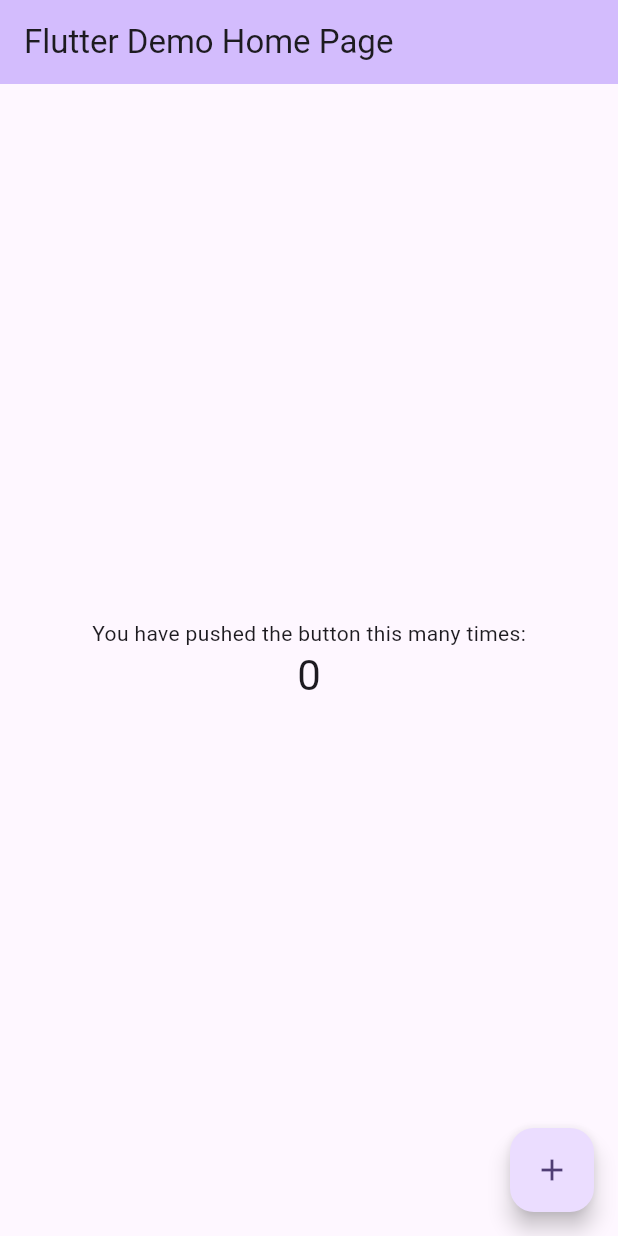
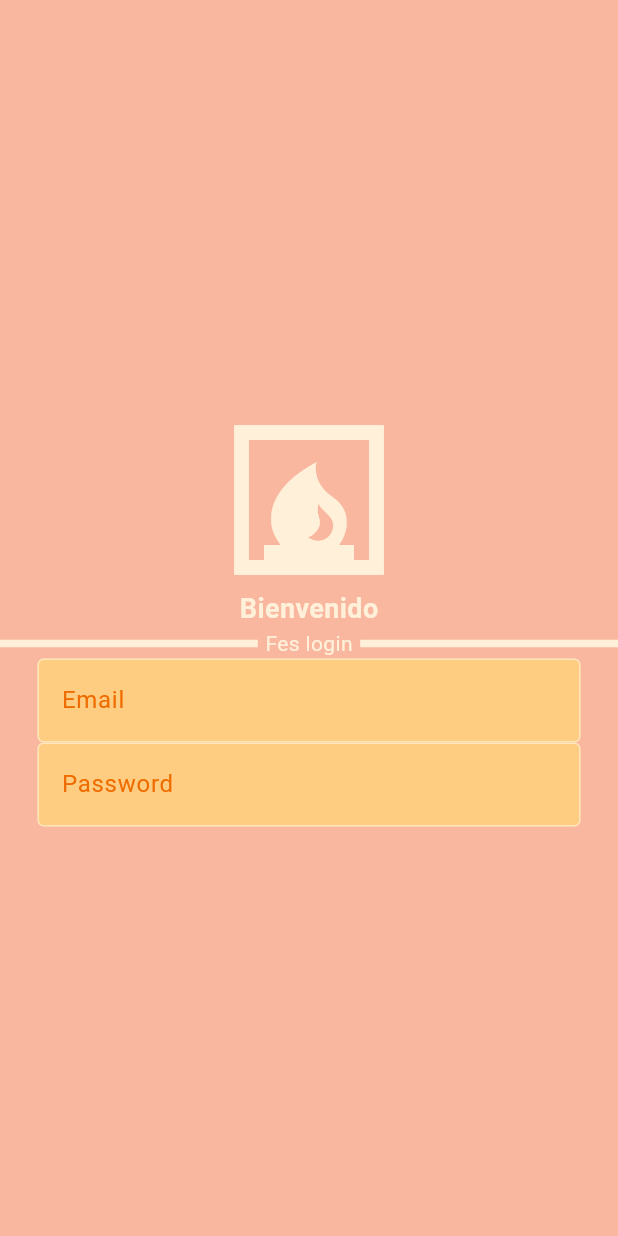
Before and after one commit to javierbm28/flutter_firebase_2024, a Flutter app: the screen it shows after launch, on a phone screen of 412 x 824 dp. Run offline on Flutter 3.47's test engine with Material 3 defaults, Android fonts, the phone set to English and light mode, and no system bars.

Commit message:
UI Login Iniciada

```diff
--- /dev/null
+++ b/lib/components/textfield_auth.dart
@@ -0,0 +1,47 @@
+import 'package:flutter/material.dart';
+
+class TextFieldAuth extends StatelessWidget {
+  final TextEditingController controller;
+  final bool obscureText;
+  final String hintText;
+  const TextFieldAuth({
+    super.key,
+    required this.controller,
+    required this.hintText,
+    required this.obscureText
+    });
+
+  @override
+  Widget build(BuildContext context) {
+    return Padding(
+      padding: const EdgeInsets.symmetric(horizontal: 25),
+      child: TextField(
+        cursorColor: const Color.fromARGB(255, 222, 100, 0),
+        style: const TextStyle(
+          color: Color.fromARGB(255, 154, 69, 0)
+        ),
+        controller: controller,
+        obscureText: obscureText,
+        decoration: InputDecoration(
+            hintText: hintText,
+            hintStyle: TextStyle(
+              color: Colors.orange[800],
+            ),
+            enabledBorder: const OutlineInputBorder(
+              borderSide: BorderSide(
+                color: Color.fromARGB(255, 255, 229, 190),
+              )
+            ),
+            focusedBorder: const OutlineInputBorder(
+              borderSide: BorderSide(
+                color: Colors.white,
+              )
+            ),
+            fillColor: const Color.fromARGB(255, 255, 205, 130),
+            filled: true,
+        ),
+
+      ),
+    );
+  }
+}
--- a/lib/main.dart
+++ b/lib/main.dart
@@ -1,125 +1,19 @@
 import 'package:flutter/material.dart';
+import 'package:flutter_firebase_2024/pagines/pagina_login.dart';
 
 void main() {
-  runApp(const MyApp());
+  runApp(const MainApp());
 }
 
-class MyApp extends StatelessWidget {
-  const MyApp({super.key});
+class MainApp extends StatelessWidget {
+  const MainApp
+({super.key});
 
-  // This widget is the root of your application.
   @override
   Widget build(BuildContext context) {
-    return MaterialApp(
-      title: 'Flutter Demo',
-      theme: ThemeData(
-        // This is the theme of your application.
-        //
-        // TRY THIS: Try running your application with "flutter run". You'll see
-        // the application has a purple toolbar. Then, without quitting the app,
-        // try changing the seedColor in the colorScheme below to Colors.green
-        // and then invoke "hot reload" (save your changes or press the "hot
-        // reload" button in a Flutter-supported IDE, or press "r" if you used
-        // the command line to start the app).
-        //
-        // Notice that the counter didn't reset back to zero; the application
-        // state is not lost during the reload. To reset the state, use hot
-        // restart instead.
-        //
-        // This works for code too, not just values: Most code changes can be
-        // tested with just a hot reload.
-        colorScheme: ColorScheme.fromSeed(seedColor: Colors.deepPurple),
-        useMaterial3: true,
-      ),
-      home: const MyHomePage(title: 'Flutter Demo Home Page'),
+    return const MaterialApp(
+      debugShowCheckedModeBanner: false,
+      home: PaginaLogin(),
     );
   }
 }
-
-class MyHomePage extends StatefulWidget {
-  const MyHomePage({super.key, required this.title});
-
-  // This widget is the home page of your application. It is stateful, meaning
-  // that it has a State object (defined below) that contains fields that affect
-  // how it looks.
-
-  // This class is the configuration for the state. It holds the values (in this
-  // case the title) provided by the parent (in this case the App widget) and
-  // used by the build method of the State. Fields in a Widget subclass are
-  // always marked "final".
-
-  final String title;
-
-  @override
-  State<MyHomePage> createState() => _MyHomePageState();
-}
-
-class _MyHomePageState extends State<MyHomePage> {
-  int _counter = 0;
-
-  void _incrementCounter() {
-    setState(() {
-      // This call to setState tells the Flutter framework that something has
-      // changed in this State, which causes it to rerun the build method below
-      // so that the display can reflect the updated values. If we changed
-      // _counter without calling setState(), then the build method would not be
-      // called again, and so nothing would appear to happen.
-      _counter++;
-    });
-  }
-
-  @override
-  Widget build(BuildContext context) {
-    // This method is rerun every time setState is called, for instance as done
-    // by the _incrementCounter method above.
-    //
-    // The Flutter framework has been optimized to make rerunning build methods
-    // fast, so that you can just rebuild anything that needs updating rather
-    // than having to individually change instances of widgets.
-    return Scaffold(
-      appBar: AppBar(
-        // TRY THIS: Try changing the color here to a specific color (to
-        // Colors.amber, perhaps?) and trigger a hot reload to see the AppBar
-        // change color while the other colors stay the same.
-        backgroundColor: Theme.of(context).colorScheme.inversePrimary,
-        // Here we take the value from the MyHomePage object that was created by
-        // the App.build method, and use it to set our appbar title.
-        title: Text(widget.title),
-      ),
-      body: Center(
-        // Center is a layout widget. It takes a single child and positions it
-        // in the middle of the parent.
-        child: Column(
-          // Column is also a layout widget. It takes a list of children and
-          // arranges them vertically. By default, it sizes itself to fit its
-          // children horizontally, and tries to be as tall as its parent.
-          //
-          // Column has various properties to control how it sizes itself and
-          // how it positions its children. Here we use mainAxisAlignment to
-          // center the children vertically; the main axis here is the vertical
-          // axis because Columns are vertical (the cross axis would be
-          // horizontal).
-          //
-          // TRY THIS: Invoke "debug painting" (choose the "Toggle Debug Paint"
-          // action in the IDE, or press "p" in the console), to see the
-          // wireframe for each widget.
-          mainAxisAlignment: MainAxisAlignment.center,
-          children: <Widget>[
-            const Text(
-              'You have pushed the button this many times:',
-            ),
-            Text(
-              '$_counter',
-              style: Theme.of(context).textTheme.headlineMedium,
-            ),
-          ],
-        ),
-      ),
-      floatingActionButton: FloatingActionButton(
-        onPressed: _incrementCounter,
-        tooltip: 'Increment',
-        child: const Icon(Icons.add),
-      ), // This trailing comma makes auto-formatting nicer for build methods.
-    );
-  }
-}
--- /dev/null
+++ b/lib/pagines/pagina_login.dart
@@ -0,0 +1,82 @@
+import 'package:flutter/material.dart';
+import 'package:flutter_firebase_2024/components/textfield_auth.dart';
+
+class PaginaLogin extends StatefulWidget {
+  const PaginaLogin({super.key});
+
+  @override
+  State<PaginaLogin> createState() => _PaginaLoginState();
+}
+
+class _PaginaLoginState extends State<PaginaLogin> {
+
+  final TextEditingController controllerEmail = TextEditingController();
+  final TextEditingController controllerPassword = TextEditingController();
+
+  @override
+  Widget build(BuildContext context) {
+    return Scaffold(
+      backgroundColor: Color.fromARGB(255, 250, 183, 159),
+      body: Center(
+        child: Column(
+          mainAxisAlignment: MainAxisAlignment.center,
+          children: [
+            //Logo
+            const Icon(
+              Icons.fireplace,
+              size: 120,
+              color: Color.fromARGB(255, 255, 240, 218),
+            ),
+            //Frase
+            const Text(
+              "Bienvenido",
+              style: TextStyle(
+                color: Color.fromARGB(255, 255, 240, 218),
+                fontSize: 18,
+                fontWeight: FontWeight.bold,
+              ),
+            ),
+            //Text divisori
+            const Row(
+              children: [
+                Expanded(
+                  child: Divider(
+                    thickness: 5,
+                    color: Color.fromARGB(255, 255, 240, 218),
+                  ),
+                ),
+                Padding(
+                  padding: EdgeInsets.symmetric(horizontal: 5),
+                  child: Text(
+                    "Fes login",
+                    style: TextStyle(
+                      color: Color.fromARGB(255, 255, 240, 218),
+                    ),
+                  ),
+                ),
+                Expanded(
+                  child: Divider(
+                    thickness: 5,
+                    color: Color.fromARGB(255, 255, 240, 218),
+                  ),
+                ),
+              ],
+            ),
+            //TextField Email
+            TextFieldAuth(
+                controller: controllerEmail,
+                hintText: "Email",
+                obscureText: false
+                ),
+            //textField Password
+            TextFieldAuth(
+                controller: controllerPassword,
+                hintText: "Password",
+                obscureText: true
+                )
+          ],
+        ),
+      ),
+    );
+  }
+}
```
